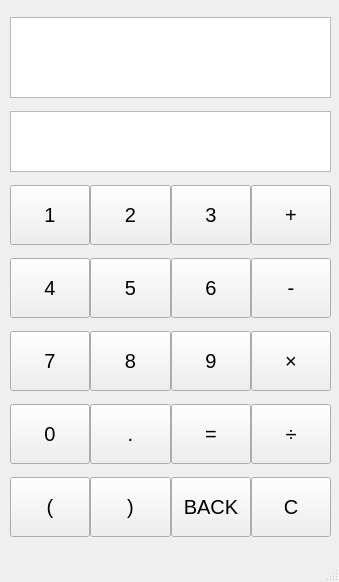
Above: calculator/calcer.ui from andywowws/mycalc before the change. Below: the same form after it.
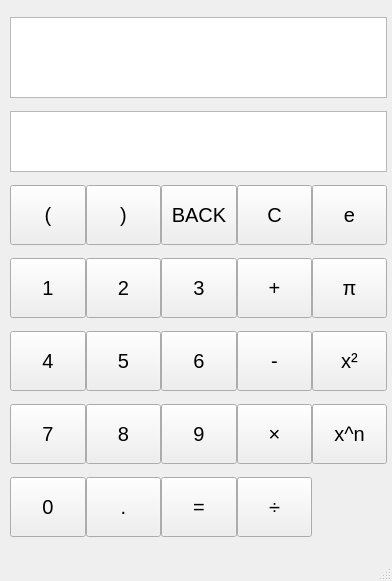
That is the form after the change.

What changed in the file:
```diff
--- a/calculator/calcer.ui
+++ b/calculator/calcer.ui
@@ -9,8 +9,8 @@
    <rect>
     <x>0</x>
     <y>0</y>
-    <width>339</width>
-    <height>582</height>
+    <width>392</width>
+    <height>581</height>
    </rect>
   </property>
   <property name="windowTitle">
@@ -22,7 +22,7 @@
      <rect>
       <x>10</x>
       <y>10</y>
-      <width>321</width>
+      <width>377</width>
       <height>536</height>
      </rect>
     </property>
@@ -33,28 +33,7 @@
      <property name="horizontalSpacing">
       <number>0</number>
      </property>
-     <item row="2" column="1">
-      <widget class="QPushButton" name="pushn2">
-       <property name="minimumSize">
-        <size>
-         <width>0</width>
-         <height>60</height>
-        </size>
-       </property>
-       <property name="font">
-        <font>
-         <pointsize>15</pointsize>
-        </font>
-       </property>
-       <property name="text">
-        <string>2</string>
-       </property>
-       <property name="shortcut">
-        <string>2</string>
-       </property>
-      </widget>
-     </item>
-     <item row="3" column="1">
+     <item row="4" column="1">
       <widget class="QPushButton" name="pushn5">
        <property name="minimumSize">
         <size>
@@ -75,7 +54,91 @@
        </property>
       </widget>
      </item>
+     <item row="3" column="2">
+      <widget class="QPushButton" name="pushn3">
+       <property name="minimumSize">
+        <size>
+         <width>0</width>
+         <height>60</height>
+        </size>
+       </property>
+       <property name="font">
+        <font>
+         <pointsize>15</pointsize>
+        </font>
+       </property>
+       <property name="text">
+        <string>3</string>
+       </property>
+       <property name="shortcut">
+        <string>3</string>
+       </property>
+      </widget>
+     </item>
+     <item row="6" column="0">
+      <widget class="QPushButton" name="pushn0">
+       <property name="minimumSize">
+        <size>
+         <width>0</width>
+         <height>60</height>
+        </size>
+       </property>
+       <property name="font">
+        <font>
+         <pointsize>15</pointsize>
+        </font>
+       </property>
+       <property name="text">
+        <string>0</string>
+       </property>
+       <property name="shortcut">
+        <string>0</string>
+       </property>
+      </widget>
+     </item>
      <item row="4" column="0">
+      <widget class="QPushButton" name="pushn4">
+       <property name="minimumSize">
+        <size>
+         <width>0</width>
+         <height>60</height>
+        </size>
+       </property>
+       <property name="font">
+        <font>
+         <pointsize>15</pointsize>
+        </font>
+       </property>
+       <property name="text">
+        <string>4</string>
+       </property>
+       <property name="shortcut">
+        <string>4</string>
+       </property>
+      </widget>
+     </item>
+     <item row="2" column="3">
+      <widget class="QPushButton" name="pushc">
+       <property name="minimumSize">
+        <size>
+         <width>0</width>
+         <height>60</height>
+        </size>
+       </property>
+       <property name="font">
+        <font>
+         <pointsize>15</pointsize>
+        </font>
+       </property>
+       <property name="text">
+        <string>C</string>
+       </property>
+       <property name="shortcut">
+        <string>C</string>
+       </property>
+      </widget>
+     </item>
+     <item row="5" column="0">
       <widget class="QPushButton" name="pushn7">
        <property name="minimumSize">
         <size>
@@ -96,8 +159,8 @@
        </property>
       </widget>
      </item>
-     <item row="7" column="2">
-      <widget class="QPushButton" name="pushb">
+     <item row="6" column="3">
+      <widget class="QPushButton" name="pushchu">
        <property name="minimumSize">
         <size>
          <width>0</width>
@@ -110,7 +173,7 @@
         </font>
        </property>
        <property name="text">
-        <string>BACK</string>
+        <string>÷</string>
        </property>
        <property name="shortcut">
         <string>Backspace</string>
@@ -118,7 +181,7 @@
       </widget>
      </item>
      <item row="4" column="3">
-      <widget class="QPushButton" name="pushcheng">
+      <widget class="QPushButton" name="pushjian">
        <property name="minimumSize">
         <size>
          <width>0</width>
@@ -131,14 +194,35 @@
         </font>
        </property>
        <property name="text">
-        <string>×</string>
+        <string>-</string>
        </property>
        <property name="shortcut">
         <string>*</string>
        </property>
       </widget>
      </item>
-     <item row="2" column="3">
+     <item row="6" column="1">
+      <widget class="QPushButton" name="pushnd">
+       <property name="minimumSize">
+        <size>
+         <width>0</width>
+         <height>60</height>
+        </size>
+       </property>
+       <property name="font">
+        <font>
+         <pointsize>15</pointsize>
+        </font>
+       </property>
+       <property name="text">
+        <string>.</string>
+       </property>
+       <property name="shortcut">
+        <string>.</string>
+       </property>
+      </widget>
+     </item>
+     <item row="3" column="3">
       <widget class="QPushButton" name="pushjia">
        <property name="minimumSize">
         <size>
@@ -159,49 +243,7 @@
        </property>
       </widget>
      </item>
-     <item row="0" column="0" colspan="4">
-      <widget class="QTextEdit" name="textEdit">
-       <property name="minimumSize">
-        <size>
-         <width>0</width>
-         <height>0</height>
-        </size>
-       </property>
-       <property name="maximumSize">
-        <size>
-         <width>16777215</width>
-         <height>81</height>
-        </size>
-       </property>
-       <property name="font">
-        <font>
-         <pointsize>15</pointsize>
-        </font>
-       </property>
-      </widget>
-     </item>
-     <item row="5" column="0">
-      <widget class="QPushButton" name="pushn0">
-       <property name="minimumSize">
-        <size>
-         <width>0</width>
-         <height>60</height>
-        </size>
-       </property>
-       <property name="font">
-        <font>
-         <pointsize>15</pointsize>
-        </font>
-       </property>
-       <property name="text">
-        <string>0</string>
-       </property>
-       <property name="shortcut">
-        <string>0</string>
-       </property>
-      </widget>
-     </item>
-     <item row="5" column="2">
+     <item row="6" column="2">
       <widget class="QPushButton" name="pushdy">
        <property name="minimumSize">
         <size>
@@ -222,8 +264,8 @@
        </property>
       </widget>
      </item>
-     <item row="3" column="0">
-      <widget class="QPushButton" name="pushn4">
+     <item row="3" column="1">
+      <widget class="QPushButton" name="pushn2">
        <property name="minimumSize">
         <size>
          <width>0</width>
@@ -236,15 +278,15 @@
         </font>
        </property>
        <property name="text">
-        <string>4</string>
+        <string>2</string>
        </property>
        <property name="shortcut">
         <string>4</string>
        </property>
       </widget>
      </item>
-     <item row="4" column="1">
-      <widget class="QPushButton" name="pushn8">
+     <item row="2" column="0">
+      <widget class="QPushButton" name="pushl">
        <property name="minimumSize">
         <size>
          <width>0</width>
@@ -257,14 +299,14 @@
         </font>
        </property>
        <property name="text">
-        <string>8</string>
+        <string>(</string>
        </property>
        <property name="shortcut">
         <string>8</string>
        </property>
       </widget>
      </item>
-     <item row="3" column="2">
+     <item row="4" column="2">
       <widget class="QPushButton" name="pushn6">
        <property name="minimumSize">
         <size>
@@ -285,8 +327,8 @@
        </property>
       </widget>
      </item>
-     <item row="3" column="3">
-      <widget class="QPushButton" name="pushjian">
+     <item row="5" column="1">
+      <widget class="QPushButton" name="pushn8">
        <property name="minimumSize">
         <size>
          <width>0</width>
@@ -299,15 +341,36 @@
         </font>
        </property>
        <property name="text">
-        <string>-</string>
+        <string>8</string>
        </property>
        <property name="shortcut">
-        <string>-</string>
+        <string>8</string>
+       </property>
+      </widget>
+     </item>
+     <item row="3" column="0">
+      <widget class="QPushButton" name="pushn1">
+       <property name="minimumSize">
+        <size>
+         <width>0</width>
+         <height>60</height>
+        </size>
+       </property>
+       <property name="font">
+        <font>
+         <pointsize>15</pointsize>
+        </font>
+       </property>
+       <property name="text">
+        <string>1</string>
+       </property>
+       <property name="shortcut">
+        <string>1</string>
        </property>
       </widget>
      </item>
      <item row="2" column="2">
-      <widget class="QPushButton" name="pushn3">
+      <widget class="QPushButton" name="pushb">
        <property name="minimumSize">
         <size>
          <width>0</width>
@@ -320,57 +383,15 @@
         </font>
        </property>
        <property name="text">
-        <string>3</string>
+        <string>BACK</string>
        </property>
        <property name="shortcut">
-        <string>3</string>
-       </property>
-      </widget>
-     </item>
-     <item row="7" column="3">
-      <widget class="QPushButton" name="pushc">
-       <property name="minimumSize">
-        <size>
-         <width>0</width>
-         <height>60</height>
-        </size>
-       </property>
-       <property name="font">
-        <font>
-         <pointsize>15</pointsize>
-        </font>
-       </property>
-       <property name="text">
-        <string>C</string>
-       </property>
-       <property name="shortcut">
-        <string>C</string>
-       </property>
-      </widget>
-     </item>
-     <item row="7" column="1">
-      <widget class="QPushButton" name="pushr">
-       <property name="minimumSize">
-        <size>
-         <width>0</width>
-         <height>60</height>
-        </size>
-       </property>
-       <property name="font">
-        <font>
-         <pointsize>15</pointsize>
-        </font>
-       </property>
-       <property name="text">
-        <string>)</string>
-       </property>
-       <property name="shortcut">
-        <string>)</string>
+        <string>Backspace</string>
        </property>
       </widget>
      </item>
      <item row="5" column="3">
-      <widget class="QPushButton" name="pushchu">
+      <widget class="QPushButton" name="pushcheng">
        <property name="minimumSize">
         <size>
          <width>0</width>
@@ -383,14 +404,77 @@
         </font>
        </property>
        <property name="text">
-        <string>÷</string>
+        <string>×</string>
        </property>
        <property name="shortcut">
         <string>/</string>
        </property>
       </widget>
      </item>
-     <item row="1" column="0" colspan="4">
+     <item row="2" column="1">
+      <widget class="QPushButton" name="pushr">
+       <property name="minimumSize">
+        <size>
+         <width>0</width>
+         <height>60</height>
+        </size>
+       </property>
+       <property name="font">
+        <font>
+         <pointsize>15</pointsize>
+        </font>
+       </property>
+       <property name="text">
+        <string>)</string>
+       </property>
+       <property name="shortcut">
+        <string>)</string>
+       </property>
+      </widget>
+     </item>
+     <item row="5" column="2">
+      <widget class="QPushButton" name="pushn9">
+       <property name="minimumSize">
+        <size>
+         <width>0</width>
+         <height>60</height>
+        </size>
+       </property>
+       <property name="font">
+        <font>
+         <pointsize>15</pointsize>
+        </font>
+       </property>
+       <property name="text">
+        <string>9</string>
+       </property>
+       <property name="shortcut">
+        <string>9</string>
+       </property>
+      </widget>
+     </item>
+     <item row="2" column="4">
+      <widget class="QPushButton" name="pushe">
+       <property name="minimumSize">
+        <size>
+         <width>0</width>
+         <height>60</height>
+        </size>
+       </property>
+       <property name="font">
+        <font>
+         <pointsize>15</pointsize>
+        </font>
+       </property>
+       <property name="text">
+        <string>e</string>
+       </property>
+       <property name="shortcut">
+        <string>E</string>
+       </property>
+      </widget>
+     </item>
+     <item row="1" column="0" colspan="5">
       <widget class="QTextEdit" name="textEdit2">
        <property name="minimumSize">
         <size>
@@ -411,29 +495,29 @@
        </property>
       </widget>
      </item>
-     <item row="2" column="0">
-      <widget class="QPushButton" name="pushn1">
+     <item row="0" column="0" colspan="5">
+      <widget class="QTextEdit" name="textEdit">
        <property name="minimumSize">
         <size>
          <width>0</width>
-         <height>60</height>
+         <height>0</height>
         </size>
        </property>
+       <property name="maximumSize">
+        <size>
+         <width>16777215</width>
+         <height>81</height>
+        </size>
+       </property>
        <property name="font">
         <font>
          <pointsize>15</pointsize>
         </font>
        </property>
-       <property name="text">
-        <string>1</string>
-       </property>
-       <property name="shortcut">
-        <string>1</string>
-       </property>
       </widget>
      </item>
-     <item row="4" column="2">
-      <widget class="QPushButton" name="pushn9">
+     <item row="3" column="4">
+      <widget class="QPushButton" name="pushpi">
        <property name="minimumSize">
         <size>
          <width>0</width>
@@ -446,15 +530,15 @@
         </font>
        </property>
        <property name="text">
-        <string>9</string>
+        <string>π</string>
        </property>
        <property name="shortcut">
         <string>9</string>
        </property>
       </widget>
      </item>
-     <item row="7" column="0">
-      <widget class="QPushButton" name="pushl">
+     <item row="4" column="4">
+      <widget class="QPushButton" name="pushx2">
        <property name="minimumSize">
         <size>
          <width>0</width>
@@ -467,15 +551,15 @@
         </font>
        </property>
        <property name="text">
-        <string>(</string>
+        <string>x²</string>
        </property>
        <property name="shortcut">
         <string>(</string>
        </property>
       </widget>
      </item>
-     <item row="5" column="1">
-      <widget class="QPushButton" name="pushnd">
+     <item row="5" column="4">
+      <widget class="QPushButton" name="pushxn">
        <property name="minimumSize">
         <size>
          <width>0</width>
@@ -488,7 +572,7 @@
         </font>
        </property>
        <property name="text">
-        <string>.</string>
+        <string>x^n</string>
        </property>
        <property name="shortcut">
         <string>.</string>
```
Left out of the diff: 20 changed lines with no effect on the pictures.
